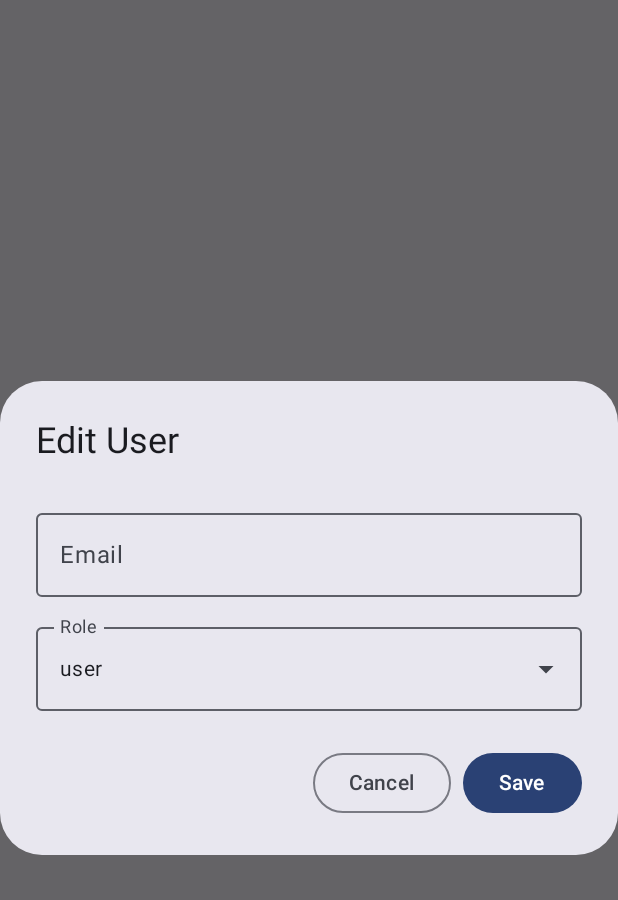
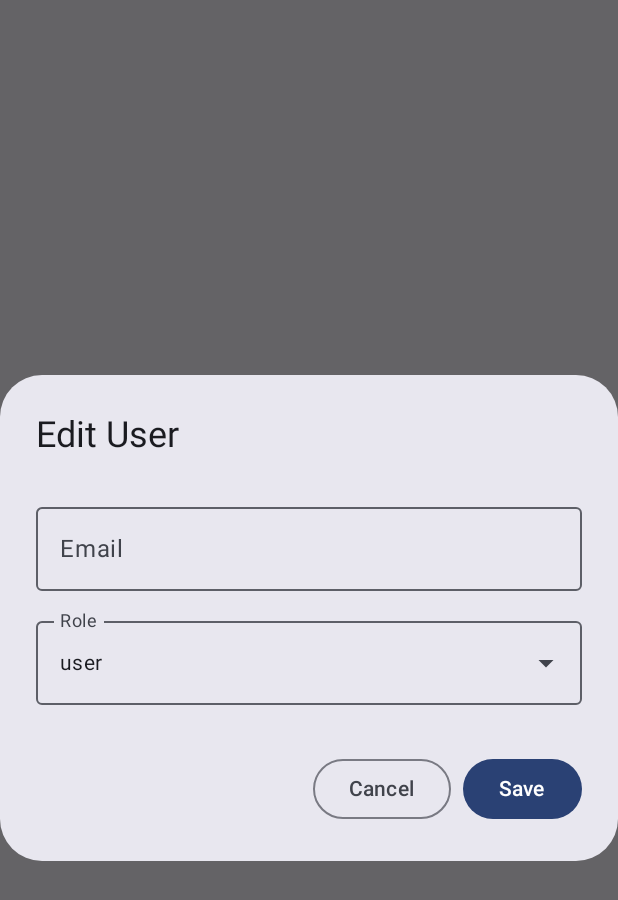
Before and after one commit to murtaza-sadri-19/HealthSurveyAppAndroid, an Android app built with Jetpack Compose: the composable EditUserDialog shown on its own in the app's theme, after a tap on "Save", on a phone screen of 412 x 824 dp. Shown: the top 900 px of the screen. Run offline under Robolectric (Android 15) with nearby library versions, the phone set to English and light mode, and no system bars; our stand-ins replace livedata-compose.

Commit message:
deviceStreaming.xml updated

```diff
--- a/app/src/main/java/com/example/healthsurveyappandroid/ui/screens/admin/ManageUserScreen.kt
+++ b/app/src/main/java/com/example/healthsurveyappandroid/ui/screens/admin/ManageUserScreen.kt
@@ -1,35 +1,14 @@
 package com.example.healthsurveyappandroid.ui.screens.admin
 
-import androidx.compose.foundation.layout.Column
-import androidx.compose.foundation.layout.Row
-import androidx.compose.foundation.layout.Spacer
-import androidx.compose.foundation.layout.fillMaxWidth
-import androidx.compose.foundation.layout.height
-import androidx.compose.foundation.layout.padding
-import androidx.compose.foundation.layout.width
+import androidx.compose.foundation.layout.*
 import androidx.compose.foundation.lazy.LazyColumn
-import com.example.healthsurveyappandroid.data.User
 import androidx.compose.foundation.lazy.items
-import androidx.compose.material3.AlertDialog
-import androidx.compose.material3.Button
-import androidx.compose.material3.Card
-import androidx.compose.material3.CardDefaults
-import androidx.compose.material3.DropdownMenuItem
-import androidx.compose.material3.ExperimentalMaterial3Api
-import androidx.compose.material3.ExposedDropdownMenuBox
-import androidx.compose.material3.ExposedDropdownMenuDefaults
-import androidx.compose.material3.MaterialTheme
-import androidx.compose.material3.OutlinedButton
-import androidx.compose.material3.OutlinedTextField
-import androidx.compose.material3.Text
-import androidx.compose.runtime.Composable
-import androidx.compose.runtime.getValue
-import androidx.compose.runtime.livedata.observeAsState  // Ensure User has email/role/id fields
-import androidx.compose.runtime.mutableStateOf
-import androidx.compose.runtime.remember
-import androidx.compose.runtime.setValue
+import androidx.compose.material3.*
+import androidx.compose.runtime.*
+import androidx.compose.runtime.livedata.observeAsState
 import androidx.compose.ui.Modifier
 import androidx.compose.ui.unit.dp
+import com.example.healthsurveyappandroid.data.User
 import com.example.healthsurveyappandroid.viewmodel.AdminViewModel
 
 @OptIn(ExperimentalMaterial3Api::class)
@@ -39,8 +18,8 @@ fun EditUserDialog(
     onDismiss: () -> Unit,
     onSave: (User) -> Unit
 ) {
-    var email by remember { mutableStateOf(user.email) }
-    var role by remember { mutableStateOf(user.role) }
+    var email by remember(user) { mutableStateOf(user.email) }
+    var role by remember(user) { mutableStateOf(user.role) }
     var isDropdownExpanded by remember { mutableStateOf(false) }
     val roles = listOf("admin", "user")
 
@@ -48,12 +27,12 @@ fun EditUserDialog(
         onDismissRequest = onDismiss,
         title = { Text(text = "Edit User") },
         text = {
-            Column(modifier = Modifier.padding(top = 8.dp)) {
+            Column(modifier = Modifier.padding(vertical = 8.dp)) {
                 OutlinedTextField(
                     value = email,
-                    onValueChange = { email = it },
+                    onValueChange = {},
                     label = { Text("Email") },
-                    readOnly = true, // Prevent direct edits
+                    readOnly = true,
                     modifier = Modifier
                         .fillMaxWidth()
                         .padding(bottom = 12.dp)
@@ -94,7 +73,8 @@ fun EditUserDialog(
         },
         confirmButton = {
             Button(onClick = {
-                onSave(user.copy(role = role))
+                val updatedUser = user.copy(role = role)
+                onSave(updatedUser)
             }) {
                 Text("Save")
             }
@@ -109,11 +89,12 @@ fun EditUserDialog(
 
 @Composable
 fun ManageUsersScreen(viewModel: AdminViewModel) {
-    val users by viewModel.users.observeAsState(initial = emptyList<User>())
+    val users by viewModel.users.observeAsState(initial = emptyList())
     var editingUser by remember { mutableStateOf<User?>(null) }
 
     LazyColumn(
         modifier = Modifier
+            .fillMaxSize()
             .padding(16.dp)
     ) {
         items(users) { user ->
@@ -148,13 +129,14 @@ fun ManageUsersScreen(viewModel: AdminViewModel) {
         }
     }
 
-    // Show edit dialog
     editingUser?.let { user ->
         EditUserDialog(
             user = user,
             onDismiss = { editingUser = null },
             onSave = { updatedUser ->
-                viewModel.updateUserRole(updatedUser.id, updatedUser.role) { _, _ -> }
+                viewModel.updateUserRole(updatedUser.id, updatedUser.role) { success, message ->
+                    // Handle callback if needed
+                }
                 editingUser = null
             }
         )
--- a/app/src/main/java/com/example/healthsurveyappandroid/ui/theme/Color.kt
+++ b/app/src/main/java/com/example/healthsurveyappandroid/ui/theme/Color.kt
@@ -9,3 +9,8 @@ val Pink80 = Color(0xFFEFB8C8)
 val Purple40 = Color(0xFF6650a4)
 val PurpleGrey40 = Color(0xFF625b71)
 val Pink40 = Color(0xFF7D5260)
+val PrimaryColor = Color(0xFF4CAF50)
+val SecondaryColor = Color(0xFF03DAC5)
+val BackgroundColor = Color(0xFFFFFFFF)
+val SurfaceColor = Color(0xFFF5F5F5)
+val ErrorColor = Color(0xFFB00020)
```
Also changed, not shown: app/src/main/java/com/example/healthsurveyappandroid/ui/screens/navigation/Navigation.kt (+42 -2 lines), app/src/main/java/com/example/healthsurveyappandroid/ui/screens/user/SurveyFormScreen.kt (+12 -0 lines), app/src/main/java/com/example/healthsurveyappandroid/ui/theme/Theme.kt (+22 -16 lines).
